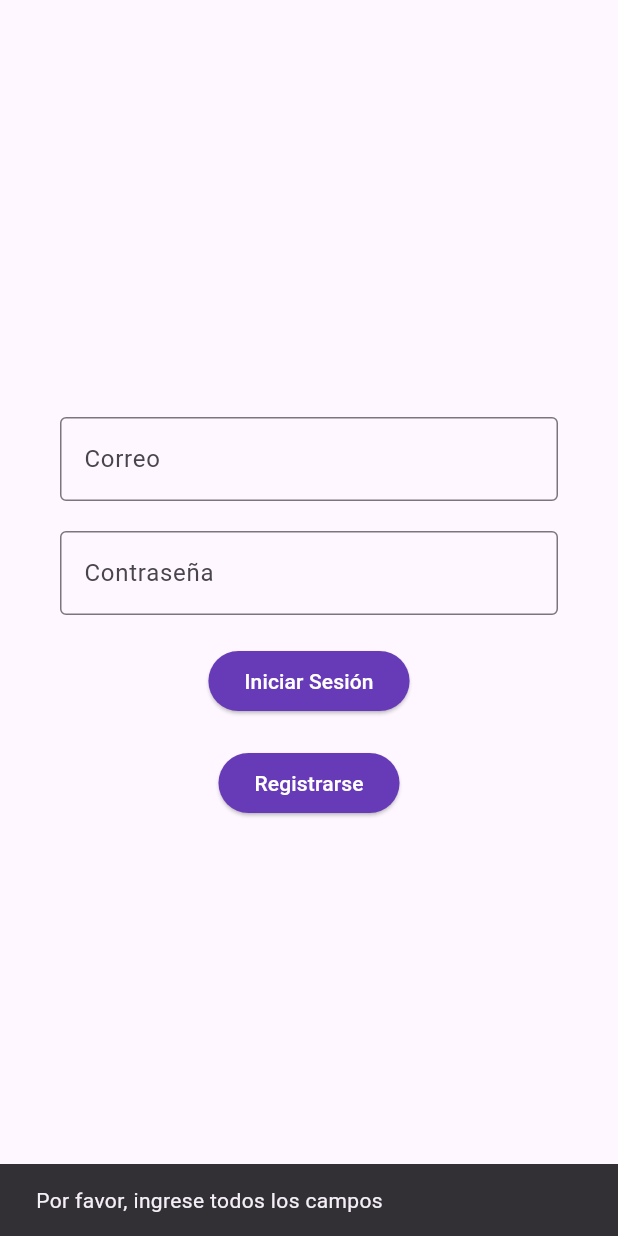
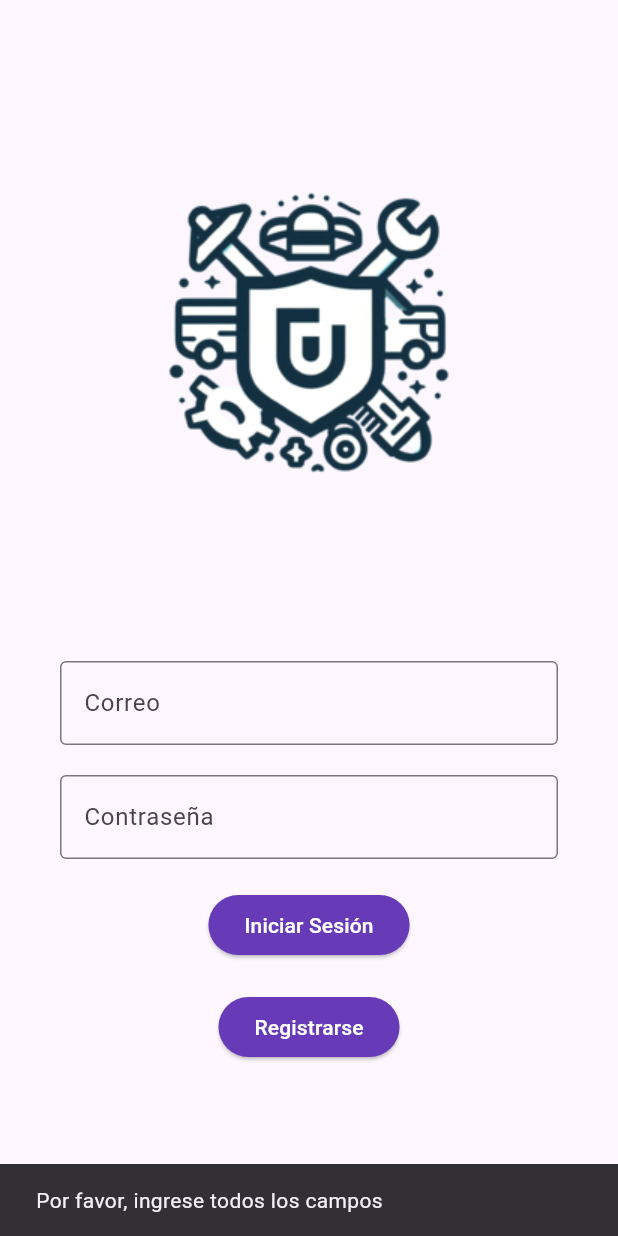
Before and after one commit to ATJaime/service_app, a Flutter app: the screen it shows after launch, after a tap on "Iniciar Sesión", on a phone screen of 412 x 824 dp. Run offline on Flutter 3.47's test engine with Material 2 defaults, Android fonts, the phone set to English and light mode, and no system bars; our stand-ins replace connectivity_plus, firebase_auth, firebase_core, firebase_database, geolocator, get and 3 more; accounts and stored records are empty.

```diff
--- a/service/lib/pages/login_page.dart
+++ b/service/lib/pages/login_page.dart
@@ -27,7 +27,7 @@ class _LoginState extends State<Login> {
     commonMethods.checkConnectivity(context);
   }
 
-  loginFormValidation(){
+  loginFormValidation() async{
     if(_emailController.text.trim().isEmpty || _passwordController.text.trim().isEmpty){
       commonMethods.displaySnackBar("Por favor, ingrese todos los campos", context);
     }else if(!_emailController.text.trim().contains("@")){
@@ -36,7 +36,7 @@ class _LoginState extends State<Login> {
     else if(_passwordController.text.trim().length < 6){
       commonMethods.displaySnackBar("La contraseña debe tener al menos 6 caracteres", context);
     }else{
-      loginUser();
+      await loginUser();
     }
   }
 
@@ -87,6 +87,7 @@ class _LoginState extends State<Login> {
           mainAxisAlignment: MainAxisAlignment.spaceEvenly,
           crossAxisAlignment: CrossAxisAlignment.center,
           children: [
+          Image.asset("assets/images/logo.png"),
           Padding(
             padding: const EdgeInsets.all(20.0),
             child: Column(
--- a/service/lib/pages/signup_page.dart
+++ b/service/lib/pages/signup_page.dart
@@ -81,6 +81,7 @@ class _FirebaseSignUpState extends State<SignUp> {
                   child: Column(
                       mainAxisAlignment: MainAxisAlignment.center,
                       children: [
+                        Image.asset("assets/images/logo.png"),
                         Padding(
                           padding: const EdgeInsets.all(20.0),
                           child: Column(
--- a/service/pubspec.yaml
+++ b/service/pubspec.yaml
@@ -69,7 +69,8 @@ flutter:
   uses-material-design: true
 
   # To add assets to your application, add an assets section, like this:
-  # assets:
+  assets:
+    - assets/images/
   #   - images/a_dot_burr.jpeg
   #   - images/a_dot_ham.jpeg
 
```
Also changed, not shown: service/assets/images/logo.png (added).
